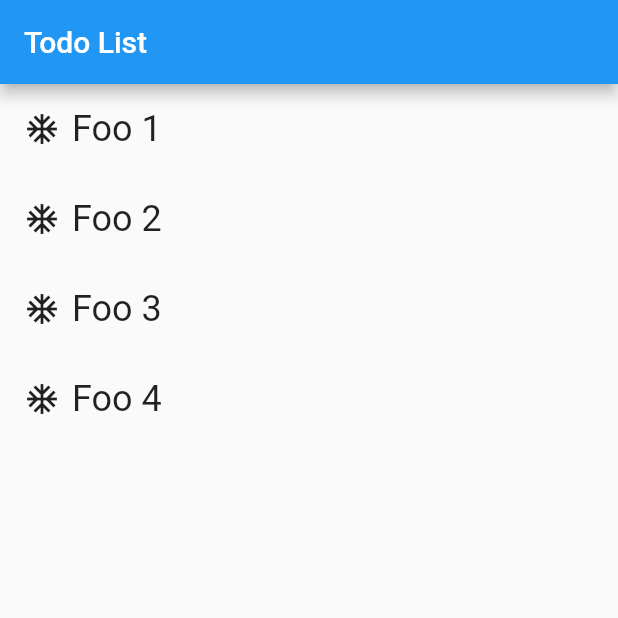
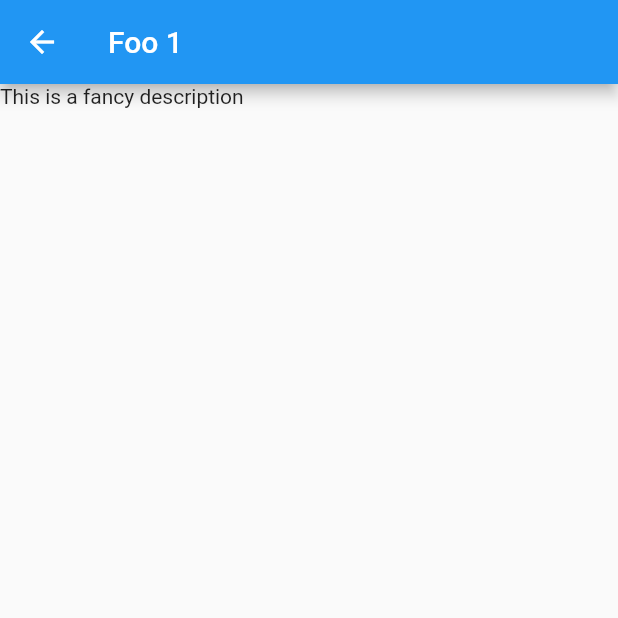
Before and after one commit to FlutterStudyJam-Berlin/todo_app, a Flutter app: the screen it shows after launch, after a tap on "Foo 1", on a phone screen of 412 x 824 dp, the top half of it. Run offline on Flutter 3.47's test engine with Material 2 defaults, Android fonts, the phone set to English and light mode, and no system bars.

Commit message:
Add todo route and description for todo

```diff
--- a/lib/main.dart
+++ b/lib/main.dart
@@ -1,5 +1,6 @@
 import 'package:flutter/material.dart';
-import 'package:todo_app/todo_list.dart';
+import 'screen.dart';
+import 'todo_list_route.dart';
 
 void main() => runApp(new MyApp());
 
@@ -20,11 +21,9 @@ class MyApp extends StatelessWidget {
 class TodoListApp extends StatelessWidget {
   @override
   Widget build(BuildContext context) {
-    return new Scaffold(
-      appBar: new AppBar(
-        title: new Text("Todo List"),
-      ),
-      body: TodoList() // This trailing comma makes auto-formatting nicer for build methods.
+    return Screen(
+      title: "Todo List",
+      body: TodoListRoute(),
     );
   }
 }
--- /dev/null
+++ b/lib/screen.dart
@@ -0,0 +1,22 @@
+import 'package:flutter/material.dart';
+
+class Screen extends StatelessWidget {
+  final String title;
+  final Widget body;
+
+  const Screen({
+    @required this.title,
+    @required this.body,
+  })  : assert(title != null),
+        assert(body != null);
+
+  @override
+  Widget build(BuildContext context) {
+    return Scaffold(
+      appBar: AppBar(
+        title: Text(title),
+      ),
+      body: body,
+    );
+  }
+}
--- a/lib/todo.dart
+++ b/lib/todo.dart
@@ -2,11 +2,13 @@ import 'package:flutter/material.dart';
 
 class Todo {
   final String title;
+  final String description;
   final bool isDone;
   final IconData icon;
 
   const Todo({
     @required this.title,
+    this.description = "",
     @required this.isDone,
     @required this.icon,
   })  : assert(title != null),
--- /dev/null
+++ b/lib/todo_list_route.dart
@@ -0,0 +1,23 @@
+import 'package:flutter/material.dart';
+import 'todo_row.dart';
+import 'todo.dart';
+
+class TodoListRoute extends StatelessWidget {
+  final _items = const <Todo>[
+    Todo(title: "Foo 1", description: "This is a fancy description", isDone: true, icon: Icons.ac_unit),
+    Todo(title: "Foo 2", isDone: true, icon: Icons.ac_unit),
+    Todo(title: "Foo 3", isDone: true, icon: Icons.ac_unit),
+    Todo(title: "Foo 4", isDone: false, icon: Icons.ac_unit),
+  ];
+
+  @override
+  Widget build(BuildContext context) {
+    return ListView.builder(
+        itemCount: _items.length,
+        itemBuilder: (BuildContext context, int index) {
+          return TodoRow(
+            todo: _items[index],
+          );
+        });
+  }
+}
--- /dev/null
+++ b/lib/todo_route.dart
@@ -0,0 +1,19 @@
+import 'package:flutter/material.dart';
+import 'todo.dart';
+import 'screen.dart';
+
+class TodoRoute extends StatelessWidget {
+  final Todo todo;
+
+  const TodoRoute({
+    @required this.todo,
+  }) : assert(todo != null);
+
+  @override
+  Widget build(BuildContext context) {
+    return Screen(
+      title: todo.title,
+      body: Text(todo.description),
+    );
+  }
+}
--- a/lib/todo_list.dart
+++ b/lib/todo_row.dart
@@ -1,4 +1,5 @@
 import 'package:flutter/material.dart';
+import 'todo_route.dart';
 import 'todo.dart';
 
 class TodoRow extends StatelessWidget {
@@ -9,7 +10,10 @@ class TodoRow extends StatelessWidget {
   @override
   Widget build(BuildContext context) {
     return InkWell(
-      onTap: () {},
+      onTap: () {
+        Navigator.push(
+            context, MaterialPageRoute(builder: (context) => TodoRoute(todo: todo,)));
+      },
       highlightColor: Colors.pinkAccent,
       child: Padding(
         padding: const EdgeInsets.all(16.0),
@@ -32,23 +36,3 @@ class TodoRow extends StatelessWidget {
     );
   }
 }
-
-class TodoList extends StatelessWidget {
-  final _items = <Todo>[
-    Todo(title: "Foo 1", isDone: true, icon: Icons.ac_unit),
-    Todo(title: "Foo 2", isDone: true, icon: Icons.ac_unit),
-    Todo(title: "Foo 3", isDone: true, icon: Icons.ac_unit),
-    Todo(title: "Foo 4", isDone: false, icon: Icons.ac_unit),
-  ];
-
-  @override
-  Widget build(BuildContext context) {
-    return ListView.builder(
-        itemCount: _items.length,
-        itemBuilder: (BuildContext context, int index) {
-          return TodoRow(
-            todo: _items[index],
-          );
-        });
-  }
-}
```
